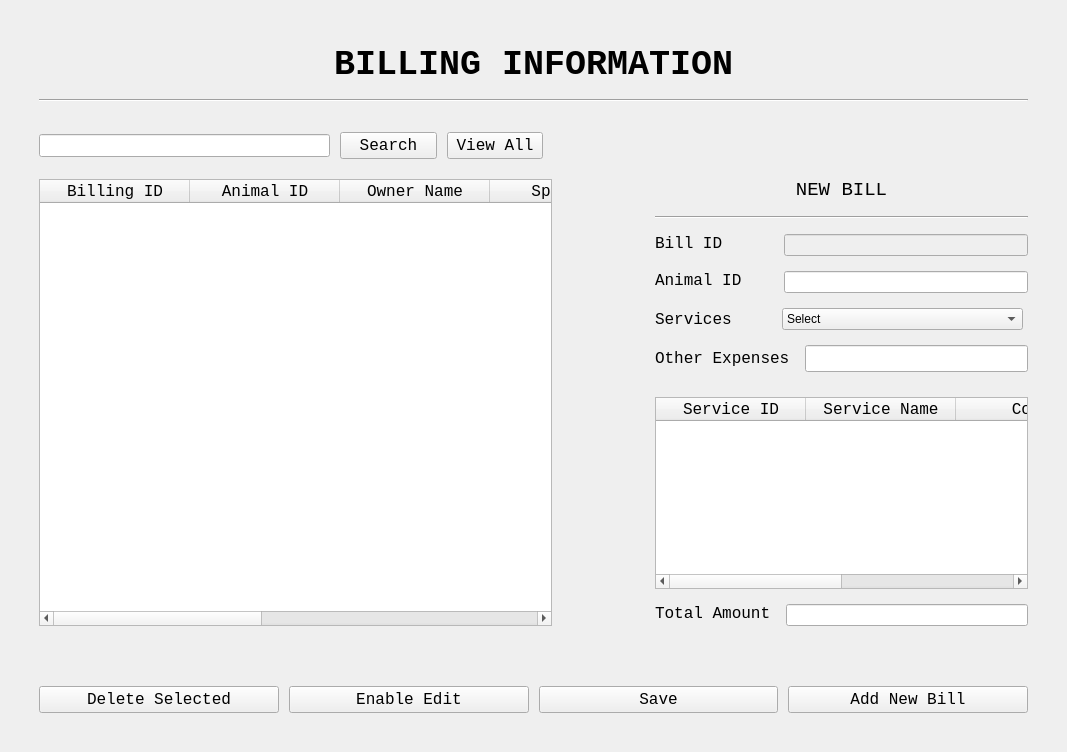
The window that BillingUI.ui (ASNaeem/Simple-VCMS) describes before a commit, drawn with Qt 5.
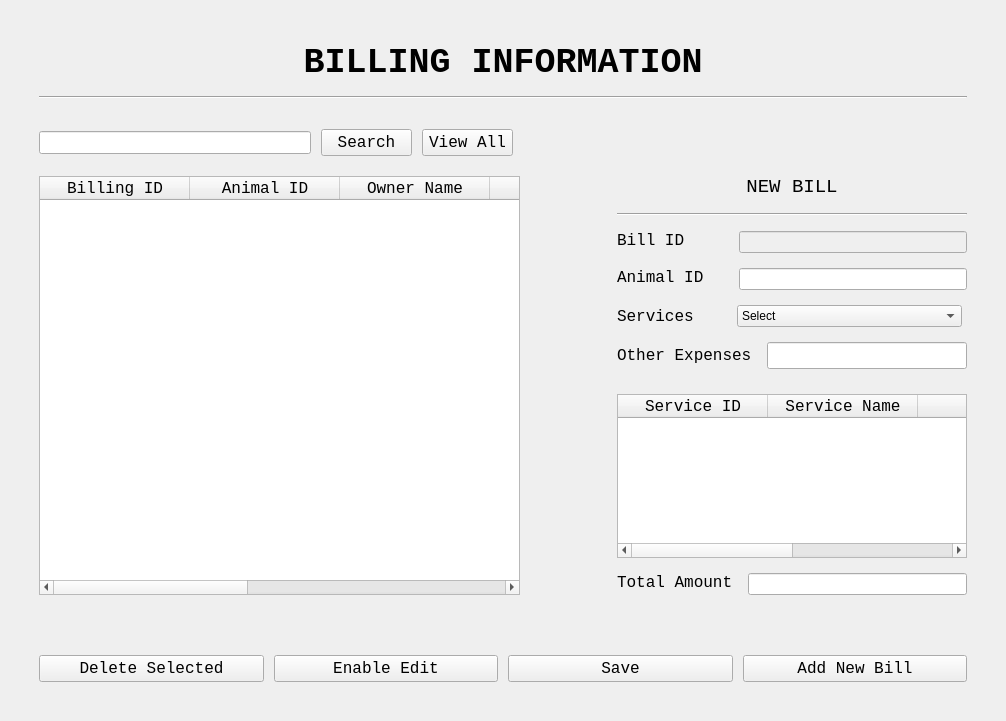
The same window after the commit.

Diff of the .ui file:
```diff
--- a/BillingUI.ui
+++ b/BillingUI.ui
@@ -6,8 +6,8 @@
    <rect>
     <x>0</x>
     <y>0</y>
-    <width>1067</width>
-    <height>752</height>
+    <width>1006</width>
+    <height>721</height>
    </rect>
   </property>
   <property name="windowTitle">
```
